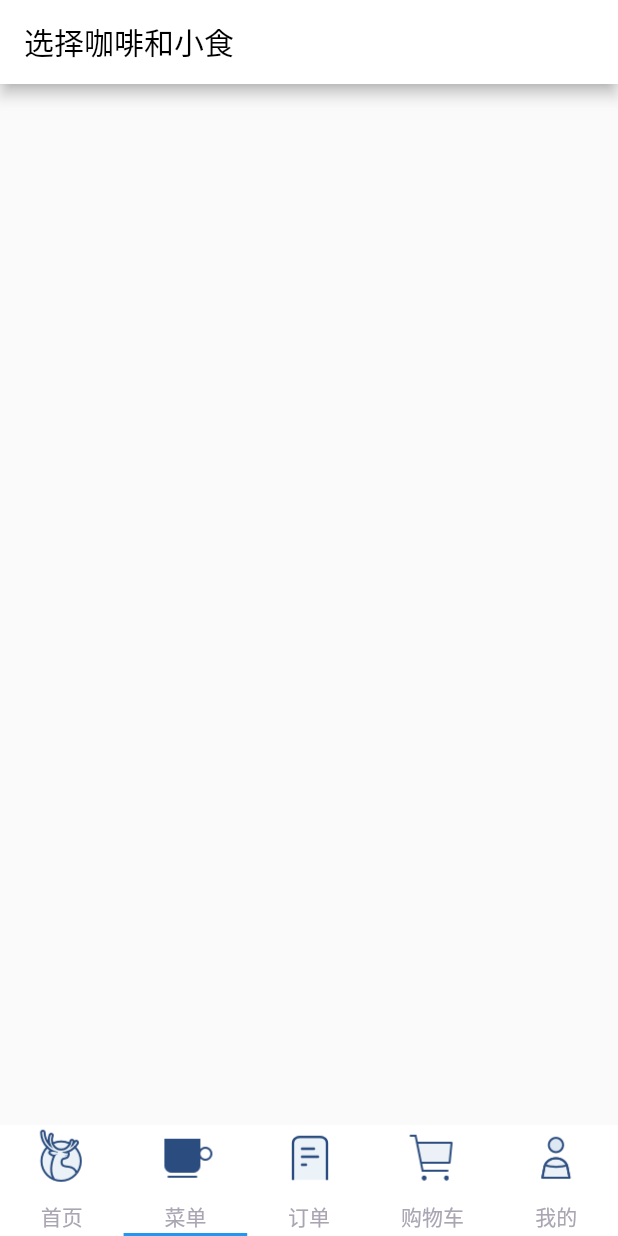
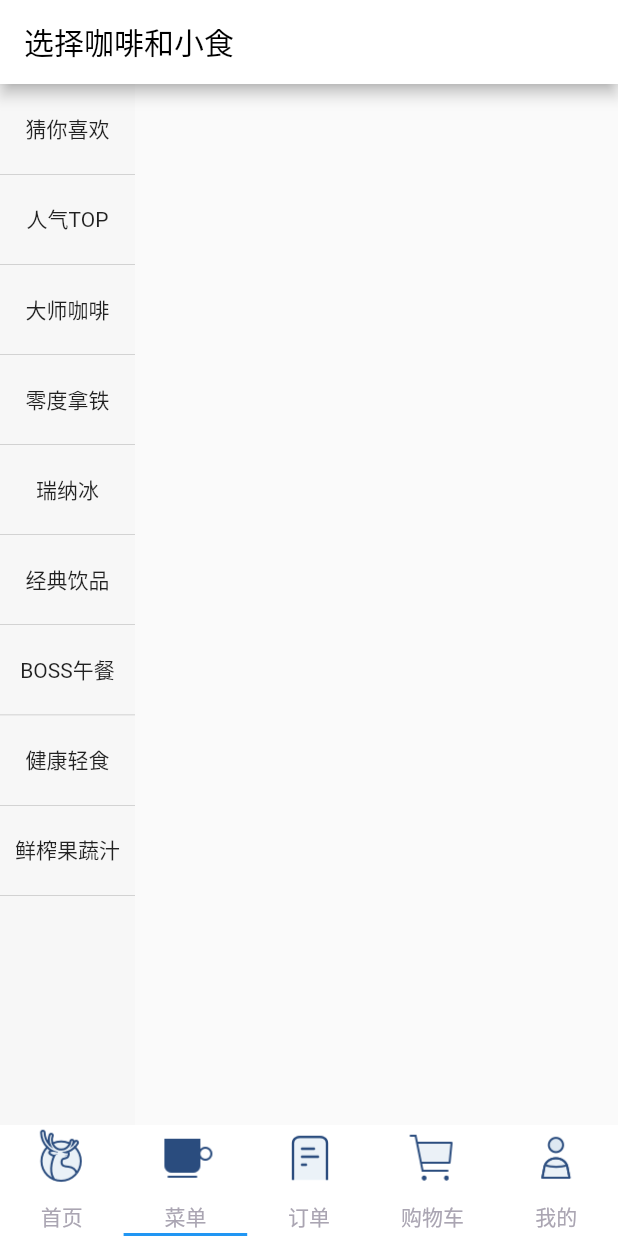
Before and after one commit to wuxiaowei888765/flutter_coffee, a Flutter app: the screen it shows after launch, item 2 of the bottom bar chosen, on a phone screen of 412 x 824 dp. Run offline on Flutter 3.47's test engine with Material 2 defaults, Android fonts, the phone set to English and light mode, and no system bars.

Commit message:
菜单 first commit

```diff
--- a/lib/main.dart
+++ b/lib/main.dart
@@ -2,7 +2,7 @@ import 'package:flutter/material.dart';
 import 'package:flutter_app/pages/Mine.dart';
 import 'package:flutter_app/pages/ShoppingCart.dart';
 import './pages/FirstTab.dart';
-import './pages/SecondTab.dart';
+import './pages/ShopTab.dart';
 import './pages/OrderList.dart';
 
 void main(){
@@ -48,7 +48,7 @@ class _HomePageState extends State<HomePage> with SingleTickerProviderStateMixin
           controller: tabcontroller,
           children: <Widget>[
             new FirstTab(),
-            new SecondTab(),
+            new ShopTab(),
             new OrderList(),
             new ShoppingCart(),
             new Mine(),
--- a/lib/pages/SecondTab.dart
+++ /dev/null
@@ -1,22 +0,0 @@
-import 'package:flutter/material.dart';
-
-class SecondTab extends StatefulWidget {
-  @override
-  _SecondTabState createState() => _SecondTabState();
-}
-
-class _SecondTabState extends State<SecondTab> {
-  @override
-  Widget build(BuildContext context) {
-    return new Scaffold(
-      appBar: new AppBar(
-        backgroundColor: Color(0xffffffff),
-        brightness: Brightness.light,
-        title: new Text('选择咖啡和小食', style: new TextStyle(color: Color(0xff000000))),
-      ),
-      body: new Center(
-
-      ),
-    );
-  }
-}
--- /dev/null
+++ b/lib/pages/ShopTab.dart
@@ -0,0 +1,71 @@
+import 'package:flutter/material.dart';
+
+class ShopTab extends StatefulWidget {
+  @override
+  _ShopTabState createState() => _ShopTabState();
+}
+
+var mainTitle = [
+  "猜你喜欢",
+  "人气TOP",
+  "大师咖啡",
+  "零度拿铁",
+  "瑞纳冰",
+  "经典饮品",
+  "BOSS午餐",
+  "健康轻食",
+  "鲜榨果蔬汁"
+];
+
+class _ShopTabState extends State<ShopTab> {
+  @override
+  Widget build(BuildContext context) {
+    return new Scaffold(
+      appBar: new AppBar(
+        backgroundColor: Color(0xffffffff),
+        brightness: Brightness.light,
+        title:
+            new Text('选择咖啡和小食', style: new TextStyle(color: Color(0xff000000))),
+      ),
+      body: new Row(
+        mainAxisSize: MainAxisSize.max,
+        crossAxisAlignment: CrossAxisAlignment.start,
+        children: <Widget>[
+          new Container(
+            width: 90,
+            color: Color(0xffF7F7F7),
+            child: ListView.builder(
+                itemCount: mainTitle.length,
+                itemBuilder: (BuildContext context, int position) {
+                  return new Column(
+                    crossAxisAlignment: CrossAxisAlignment.center,
+                    mainAxisSize: MainAxisSize.max,
+                    mainAxisAlignment: MainAxisAlignment.center,
+                    children: <Widget>[
+                     new Container(
+                       width: 140,
+                       height: 60,
+                       child:  new Stack(
+                         children: <Widget>[
+                           new Align(
+                             alignment: FractionalOffset.center,
+                             child: new Text(mainTitle[position]),
+                           )
+                         ],
+                       ),
+                     ),
+                      new Container(
+                        child: new Align(
+                          child: new Container(color: Color(0xff000000), height: 0.1),
+                        ),
+                      ),
+                    ],
+                  );
+
+                }),
+          )
+        ],
+      ),
+    );
+  }
+}
```
Also changed, not shown: 1 other file.
